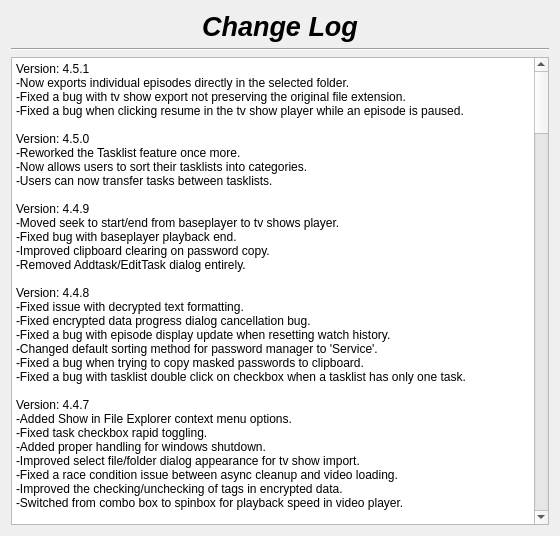
The window that changelog.ui (therealMaPMaKeR/MMDiary) describes before a commit, drawn with Qt 5.
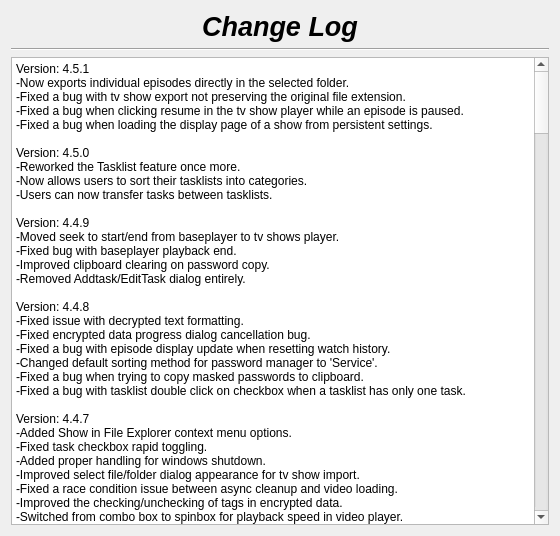
The same window after the commit.

Commit message:
fixed show display page loading bug
when loading from persistent settings, showname was missing

```diff
--- a/changelog.ui
+++ b/changelog.ui
@@ -56,7 +56,7 @@
 li.checked::marker { content: &quot;\2612&quot;; }
 &lt;/style&gt;&lt;/head&gt;&lt;body style=&quot; font-family:'Segoe UI'; font-size:9pt; font-weight:400; font-style:normal;&quot;&gt;
 &lt;p style=&quot; margin-top:0px; margin-bottom:0px; margin-left:0px; margin-right:0px; -qt-block-indent:0; text-indent:0px;&quot;&gt;Version: 4.5.1&lt;br /&gt;-Now exports individual episodes directly in the selected folder.&lt;br /&gt;-Fixed a bug with tv show export not preserving the original file extension.&lt;/p&gt;
-&lt;p style=&quot; margin-top:0px; margin-bottom:0px; margin-left:0px; margin-right:0px; -qt-block-indent:0; text-indent:0px;&quot;&gt;-Fixed a bug when clicking resume in the tv show player while an episode is paused.&lt;br /&gt;&lt;br /&gt;Version: 4.5.0&lt;br /&gt;-Reworked the Tasklist feature once more.&lt;br /&gt;-Now allows users to sort their tasklists into categories.&lt;/p&gt;
+&lt;p style=&quot; margin-top:0px; margin-bottom:0px; margin-left:0px; margin-right:0px; -qt-block-indent:0; text-indent:0px;&quot;&gt;-Fixed a bug when clicking resume in the tv show player while an episode is paused.&lt;br /&gt;-Fixed a bug when loading the display page of a show from persistent settings.&lt;br /&gt;&lt;br /&gt;Version: 4.5.0&lt;br /&gt;-Reworked the Tasklist feature once more.&lt;br /&gt;-Now allows users to sort their tasklists into categories.&lt;/p&gt;
 &lt;p style=&quot; margin-top:0px; margin-bottom:0px; margin-left:0px; margin-right:0px; -qt-block-indent:0; text-indent:0px;&quot;&gt;-Users can now transfer tasks between tasklists.&lt;br /&gt;&lt;br /&gt;Version: 4.4.9&lt;br /&gt;-Moved seek to start/end from baseplayer to tv shows player.&lt;/p&gt;
 &lt;p style=&quot; margin-top:0px; margin-bottom:0px; margin-left:0px; margin-right:0px; -qt-block-indent:0; text-indent:0px;&quot;&gt;-Fixed bug with baseplayer playback end.&lt;br /&gt;-Improved clipboard clearing on password copy.&lt;br /&gt;-Removed Addtask/EditTask dialog entirely.&lt;br /&gt;&lt;br /&gt;Version: 4.4.8&lt;br /&gt;-Fixed issue with decrypted text formatting.&lt;/p&gt;
 &lt;p style=&quot; margin-top:0px; margin-bottom:0px; margin-left:0px; margin-right:0px; -qt-block-indent:0; text-indent:0px;&quot;&gt;-Fixed encrypted data progress dialog cancellation bug.&lt;/p&gt;
```
The commit also changes 1 other file.
